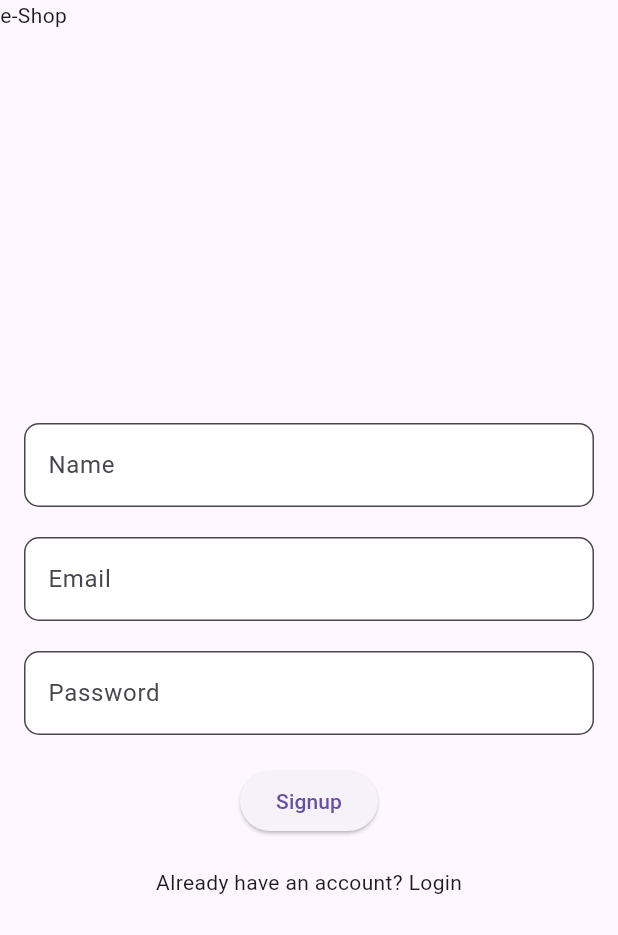
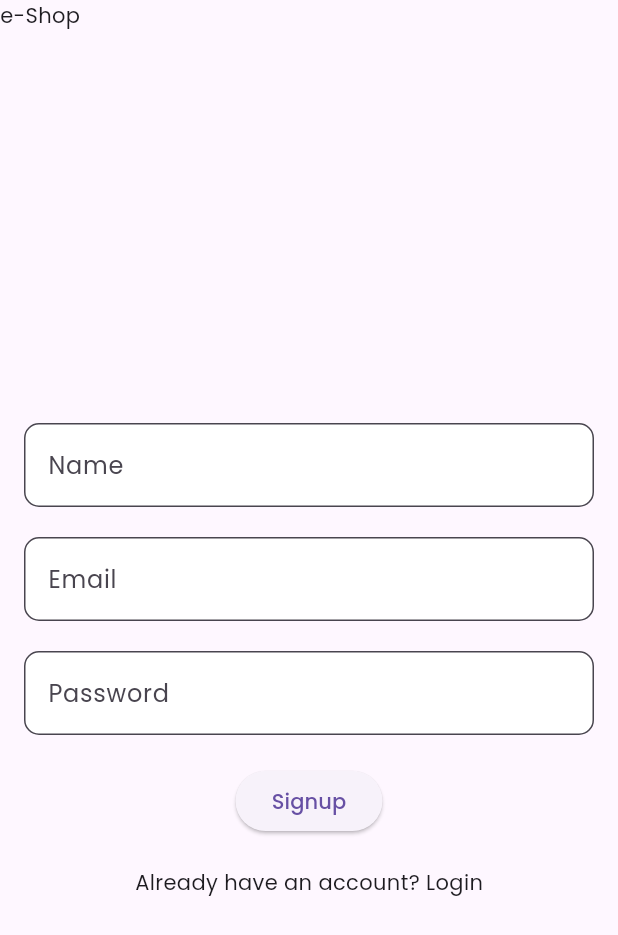
Before and after one commit to viktorvoltz/e-commerce-demo, a Flutter app: the screen it shows after launch, on a phone screen of 412 x 824 dp. Shown: the top 935 px of the screen. Run offline on Flutter 3.47's test engine with Material 3 defaults, Android fonts, the phone set to English and light mode, and no system bars; our stand-ins replace cached_network_image, cloud_firestore, firebase_auth, firebase_core, firebase_remote_config, shimmer; accounts and stored records are empty; statements that could not run were skipped.

Commit message:
dev: themeing

```diff
--- a/lib/main.dart
+++ b/lib/main.dart
@@ -1,9 +1,12 @@
 import 'package:ecommerce/pages/login.dart';
+import 'package:ecommerce/pages/product_page.dart';
 import 'package:ecommerce/pages/signup.dart';
 import 'package:ecommerce/provider/auth_provider.dart';
 import 'package:ecommerce/provider/product_provider.dart';
 import 'package:ecommerce/provider/user_provider.dart';
 import 'package:ecommerce/services/remote_config.dart';
+import 'package:ecommerce/util/adaptive_spacing.dart';
+import 'package:ecommerce/util/constants.dart';
 import 'package:flutter/material.dart';
 import 'package:provider/provider.dart';
 import 'package:firebase_core/firebase_core.dart';
@@ -26,6 +29,7 @@ class MyApp extends StatelessWidget {
 
   @override
   Widget build(BuildContext context) {
+    AdaptiveSpacing.init(context);
     return MultiProvider(
       providers: [
         ChangeNotifierProvider(
@@ -39,10 +43,15 @@ class MyApp extends StatelessWidget {
         ),
       ],
       child: MaterialApp(
+        theme: ThemeData(
+          fontFamily: 'Poppins',
+          scaffoldBackgroundColor: ColorConstants.systemScaffoldColor
+        ),
         initialRoute: '/',
         routes: <String, WidgetBuilder>{
           '/': (BuildContext context) => SignupScreen(),
           '/login': (BuildContext context) => LoginPage(),
+          '/product':(BuildContext context) => const ProductPage(),
         },
       ),
     );
```
